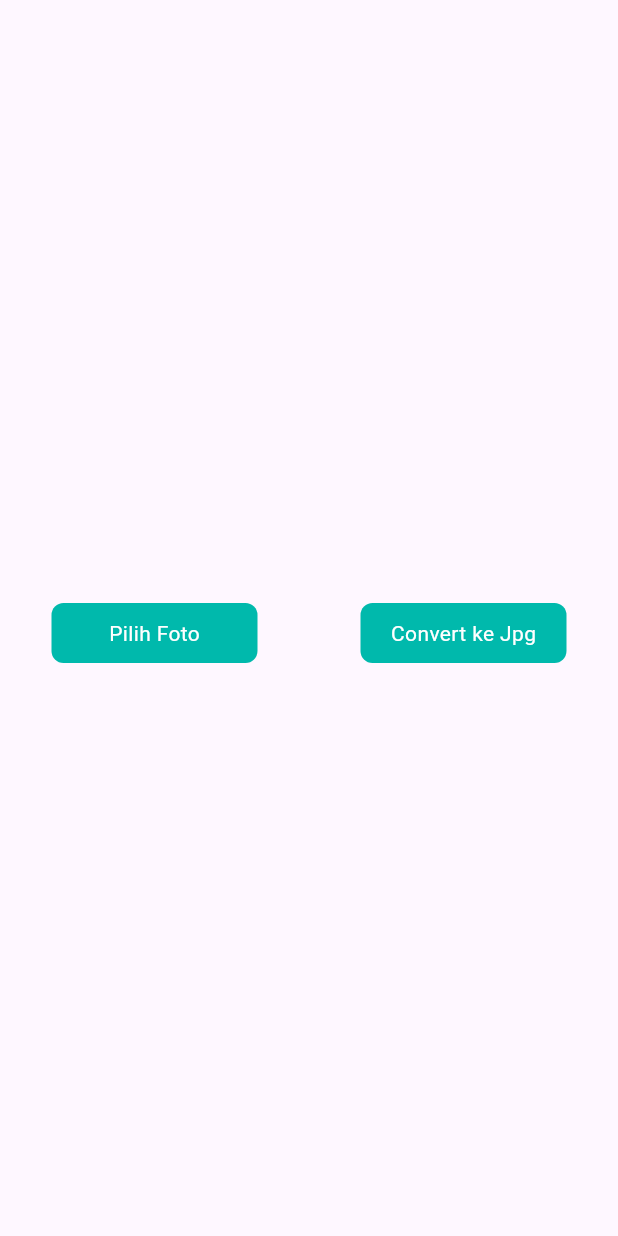
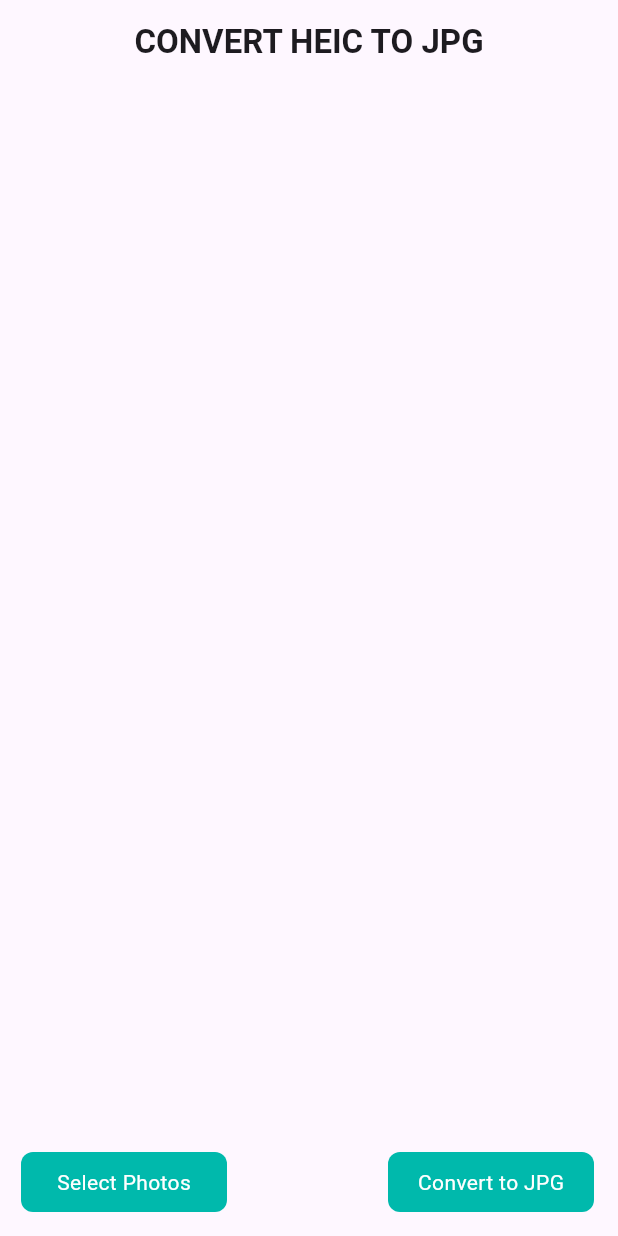
Before and after one commit to taufiqjack/flutter_convert_heictojpg, a Flutter app: the screen it shows after launch, on a phone screen of 412 x 824 dp. Run offline on Flutter 3.47's test engine with Material 3 defaults, Android fonts, the phone set to English and light mode, and no system bars; our stand-ins replace file_picker, fluttertoast; missing offline and left inert: any_image_view, heif_converter, image_gallery_saver_plus.

Commit message:
update packages

```diff
--- a/lib/common/views/home_view.dart
+++ b/lib/common/views/home_view.dart
@@ -1,10 +1,11 @@
 import 'dart:io';
-
-import 'package:flutter/foundation.dart';
+import 'package:any_image_view/any_image_view.dart';
+import 'package:file_picker/file_picker.dart';
 import 'package:flutter/material.dart';
-import 'package:heic_to_jpg/heic_to_jpg.dart';
-import 'package:image_picker/image_picker.dart';
-import 'package:path_provider/path_provider.dart';
+import 'package:flutter_convert_heictojpg/core/component/toast.dart';
+import 'package:heif_converter/heif_converter.dart';
+import 'package:image_gallery_saver_plus/image_gallery_saver_plus.dart';
+import 'package:path/path.dart' as path;
 
 class HomeView extends StatefulWidget {
   const HomeView({super.key});
@@ -14,54 +15,121 @@ class HomeView extends StatefulWidget {
 }
 
 class _HomeViewState extends State<HomeView> {
-  File? imageFile;
   dynamic pickImageError;
-  final picker = ImagePicker();
+
   String? convertPath;
   String? jpgPath;
+  final httpClient = HttpClient();
 
-  void _onSelectImagePicker(ImageSource source) async {
+  File? heicFiles;
+  FilePickerResult? result;
+  List<String> convertedPaths = [];
+
+  Future pickImageConvert() async {
+    result = await FilePicker.platform.pickFiles(
+      type: FileType.custom,
+      allowMultiple: true,
+      allowedExtensions: ['heic', 'HEIC'],
+    );
+    debugPrint('list path ${result?.files.first.path}');
+
+    if (result == null || result?.files == null) {
+      debugPrint('User canceled the picker.');
+      return null;
+    }
+    setState(() {});
+  }
+
+  Future<List<String>?> saveImageConvert() async {
     try {
-      final pickedFile = await picker.pickImage(source: source);
-      if (pickedFile != null) {
-        imageFile = File(pickedFile.path);
-      } else {
-        if (kDebugMode) {
-          print('No image selected');
+      for (var file in result!.files) {
+        if (file.path == null) continue;
+
+        File heicFile = File(file.path!);
+
+        final convertedPath = await HeifConverter.convert(
+          heicFile.path,
+          format: 'jpg',
+        );
+
+        if (convertedPath != null) {
+          convertedPaths.add(convertedPath);
+
+          final bytes = await File(convertedPath).readAsBytes();
+          await ImageGallerySaverPlus.saveImage(
+            bytes,
+            quality: 100,
+            name: path.basenameWithoutExtension(heicFile.path),
+          );
+
+          debugPrint('✅ Saved: $convertedPath');
+          if (mounted) {
+            toast(context, '✅ Saved: $convertedPath');
           }
         }
+      }
+      return convertedPaths;
     } catch (e) {
-      pickImageError = e;
+      debugPrint('❌ Error: $e');
+      if (mounted) {
+        toast(context, '$e');
       }
-    if (imageFile != null) {}
-    setState(() {});
+      return [];
+    }
   }
 
   @override
   Widget build(BuildContext context) {
     return Scaffold(
-      body: Center(
+        appBar: AppBar(
+          title: Text(
+            'CONVERT HEIC TO JPG',
+            style: TextStyle(fontWeight: FontWeight.w700),
+          ),
+          centerTitle: true,
+        ),
+        body: Padding(
+          padding: EdgeInsetsGeometry.only(top: 30),
+          child: Center(
               child: Column(
-        mainAxisAlignment: MainAxisAlignment.center,
             children: [
-          imageFile == null
+              result == null
                   ? const SizedBox()
-              : ClipRRect(
+                  : GridView.builder(
+                      padding: EdgeInsets.only(left: 10),
+                      shrinkWrap: true,
+                      itemCount: result?.files.length,
+                      gridDelegate: SliverGridDelegateWithFixedCrossAxisCount(
+                          crossAxisCount: 3,
+                          childAspectRatio: 3 / 3,
+                          mainAxisSpacing: 10,
+                          crossAxisSpacing: 10),
+                      itemBuilder: (context, index) => ClipRRect(
                         borderRadius: BorderRadius.circular(10),
-                  child: Image.file(
-                    File(imageFile!.path),
-                    height: MediaQuery.of(context).size.height / 2,
+                        child: AnyImageView(
+                          height: 230,
+                          width: 200,
+                          borderRadius: BorderRadius.circular(10),
+                          fadeDuration: Duration(milliseconds: 300),
+                          imagePath: result!.files[index].path!,
+                          fit: BoxFit.fill,
+                        ),
                       ),
                     ),
               const SizedBox(
                 height: 20,
               ),
-          Row(
-            mainAxisAlignment: MainAxisAlignment.spaceAround,
+            ],
+          )),
+        ),
+        floatingActionButton: Row(
+          mainAxisAlignment: MainAxisAlignment.spaceBetween,
           children: [
-              InkWell(
+            Padding(
+              padding: EdgeInsetsGeometry.only(left: 30),
+              child: InkWell(
                 onTap: () {
-                  _onSelectImagePicker(ImageSource.gallery);
+                  pickImageConvert();
                 },
                 child: Container(
                   height: 40,
@@ -72,17 +140,16 @@ class _HomeViewState extends State<HomeView> {
                   ),
                   child: const Center(
                     child: Text(
-                      'Pilih Foto',
+                      'Select Photos',
                       style: TextStyle(color: Colors.white),
+                    ),
                   ),
                 ),
               ),
             ),
             InkWell(
               onTap: () async {
-                  convertPath = (await getTemporaryDirectory()).path;
-                  jpgPath = await HeicToJpg.convert(imageFile!.path);
-                  imageFile = File(jpgPath!);
+                saveImageConvert();
               },
               child: Container(
                 height: 40,
@@ -93,16 +160,13 @@ class _HomeViewState extends State<HomeView> {
                 ),
                 child: const Center(
                   child: Text(
-                      'Convert ke Jpg',
+                    'Convert to JPG',
                     style: TextStyle(color: Colors.white),
                   ),
                 ),
               ),
             ),
           ],
-          )
-        ],
-      )),
-    );
+        ));
   }
 }
--- a/lib/main.dart
+++ b/lib/main.dart
@@ -103,7 +103,7 @@ class _MyHomePageState extends State<MyHomePage> {
             ),
             Text(
               '$_counter',
-              style: Theme.of(context).textTheme.headline4,
+              style: Theme.of(context).textTheme.headlineMedium,
             ),
           ],
         ),
```
Also changed, not shown: lib/core/component/toast.dart (added, +20 -0 lines), pubspec.yaml (+11 -63 lines), pubspec.lock, 9 other files. Lines whose indentation alone changed are shown as unchanged.
